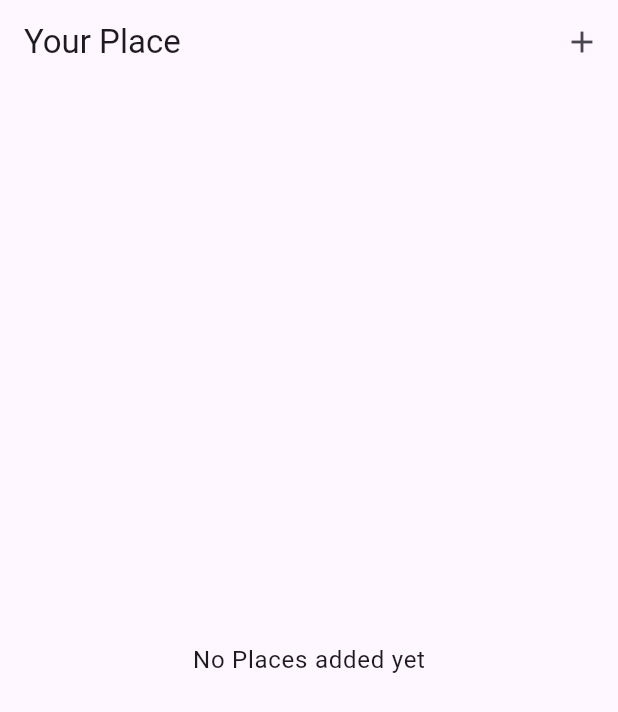
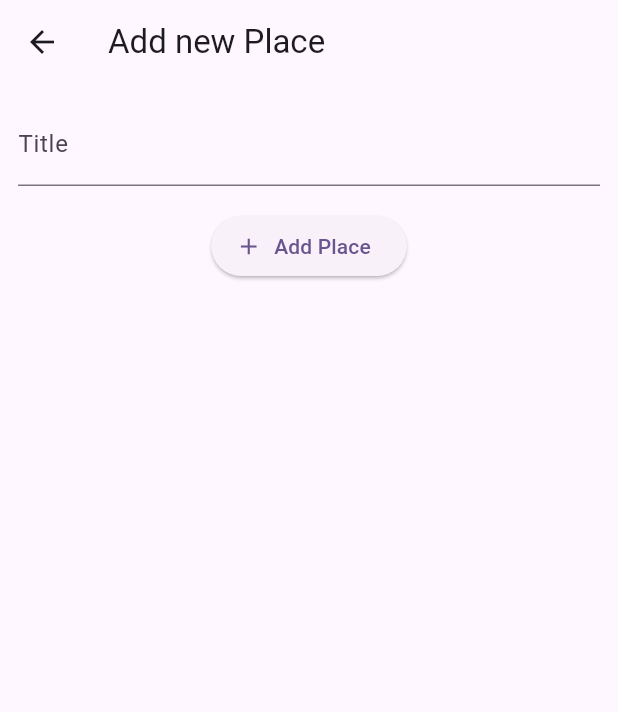
Before and after one commit to Dolma455/favorite_places_app, a Flutter app: the screen it shows after launch, after a tap on the "add" icon, on a phone screen of 412 x 824 dp. Shown: the top 712 px of the screen. Run offline on Flutter 3.47's test engine with Material 3 defaults, Android fonts, the phone set to English and light mode, and no system bars; our stand-ins replace google_fonts.

Commit message:
feat: Add Place screen added

```diff
--- a/lib/model/place.dart
+++ b/lib/model/place.dart
@@ -2,7 +2,6 @@
 import 'package:uuid/uuid.dart';
 
 const uuid=Uuid();
-
 class Place {
   final String id;
   final String title;
--- a/lib/screens/add_place.dart
+++ b/lib/screens/add_place.dart
@@ -0,0 +1,49 @@
+import 'package:flutter/material.dart';
+
+class AddPlaceScreen extends StatefulWidget {
+  const AddPlaceScreen({super.key});
+
+  @override
+  State<AddPlaceScreen> createState() => _AddPlaceScreenState();
+}
+
+class _AddPlaceScreenState extends State<AddPlaceScreen> {
+  final _titleController = TextEditingController();
+
+  @override
+  void dispose() {
+    _titleController.dispose();
+    super.dispose();
+  }
+
+  @override
+  Widget build(BuildContext context) {
+    return Scaffold(
+      appBar: AppBar(
+        title: const Text('Add new Place'),
+      ),
+      body: SingleChildScrollView(
+        padding: const EdgeInsets.all(12),
+        child: Column(children: [
+          TextField(
+            decoration: const InputDecoration(
+              labelText: 'Title',
+            ),
+            controller: _titleController,
+            style: TextStyle(
+              color: Theme.of(context).colorScheme.onBackground,
+            ),
+          ),
+          const SizedBox(
+            height: 16,
+          ),
+          ElevatedButton.icon(
+            onPressed: () {},
+            icon: const Icon(Icons.add),
+            label: const Text("Add Place"),
+          )
+        ]),
+      ),
+    );
+  }
+}
--- a/lib/screens/places.dart
+++ b/lib/screens/places.dart
@@ -1,3 +1,4 @@
+import 'package:favorite_places_app/screens/add_place.dart';
 import 'package:favorite_places_app/widgets/places_list.dart';
 import 'package:flutter/material.dart';
 
@@ -9,7 +10,14 @@ class PlacesScreen extends StatelessWidget {
     return Scaffold(
       appBar: AppBar(
         title: const Text('Your Place'),
-        actions: [IconButton(onPressed: () {}, icon: const Icon(Icons.add))],
+        actions: [
+          IconButton(
+              onPressed: () {
+                Navigator.of(context).push(MaterialPageRoute(
+                    builder: (ctx) => const AddPlaceScreen()));
+              },
+              icon: const Icon(Icons.add))
+        ],
       ),
       body: const PlacesList(places: []),
     );
```
